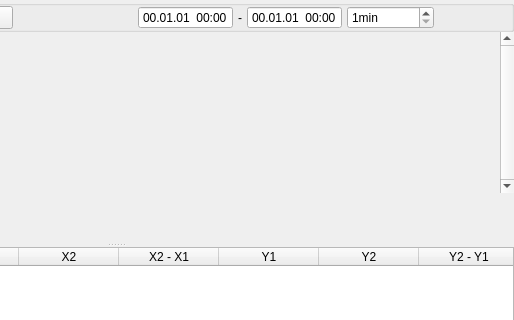
This is src/SVGraphPanel/forms/graph_panel_widget.ui in Tyill/SVisual as Qt 5 draws it before an edit; both pictures show x 282 to 796 and y 0 to 320 of the 796 by 557 pixel window. The edited form follows.
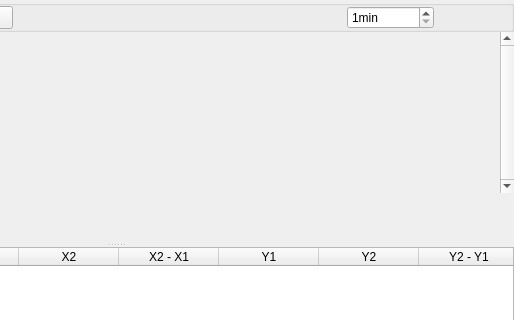
This is the edited form. Icons and pictures are not drawn. Custom widgets are drawn as their Qt base class.

```diff
--- a/src/SVGraphPanel/forms/graph_panel_widget.ui
+++ b/src/SVGraphPanel/forms/graph_panel_widget.ui
@@ -328,69 +328,6 @@
             </property>
            </spacer>
           </item>
-          <item>
-           <widget class="QDateTimeEdit" name="dTimeBegin">
-            <property name="sizePolicy">
-             <sizepolicy hsizetype="Preferred" vsizetype="Fixed">
-              <horstretch>0</horstretch>
-              <verstretch>0</verstretch>
-             </sizepolicy>
-            </property>
-            <property name="maximumSize">
-             <size>
-              <width>130</width>
-              <height>16777215</height>
-             </size>
-            </property>
-            <property name="frame">
-             <bool>true</bool>
-            </property>
-            <property name="readOnly">
-             <bool>true</bool>
-            </property>
-            <property name="buttonSymbols">
-             <enum>QAbstractSpinBox::NoButtons</enum>
-            </property>
-            <property name="displayFormat">
-             <string>yy.MM.dd  HH:mm</string>
-            </property>
-           </widget>
-          </item>
-          <item>
-           <widget class="QLabel" name="lbDTime">
-            <property name="text">
-             <string>-</string>
-            </property>
-           </widget>
-          </item>
-          <item>
-           <widget class="QDateTimeEdit" name="dTimeEnd">
-            <property name="sizePolicy">
-             <sizepolicy hsizetype="Preferred" vsizetype="Fixed">
-              <horstretch>0</horstretch>
-              <verstretch>0</verstretch>
-             </sizepolicy>
-            </property>
-            <property name="maximumSize">
-             <size>
-              <width>130</width>
-              <height>16777215</height>
-             </size>
-            </property>
-            <property name="frame">
-             <bool>true</bool>
-            </property>
-            <property name="readOnly">
-             <bool>true</bool>
-            </property>
-            <property name="buttonSymbols">
-             <enum>QAbstractSpinBox::NoButtons</enum>
-            </property>
-            <property name="displayFormat">
-             <string>yy.MM.dd  HH:mm</string>
-            </property>
-           </widget>
-          </item>
           <item>
            <widget class="QSpinBox" name="spnPeriodMin">
             <property name="suffix">
```
Left out of the diff: 3 changed lines with no effect on the pictures.
